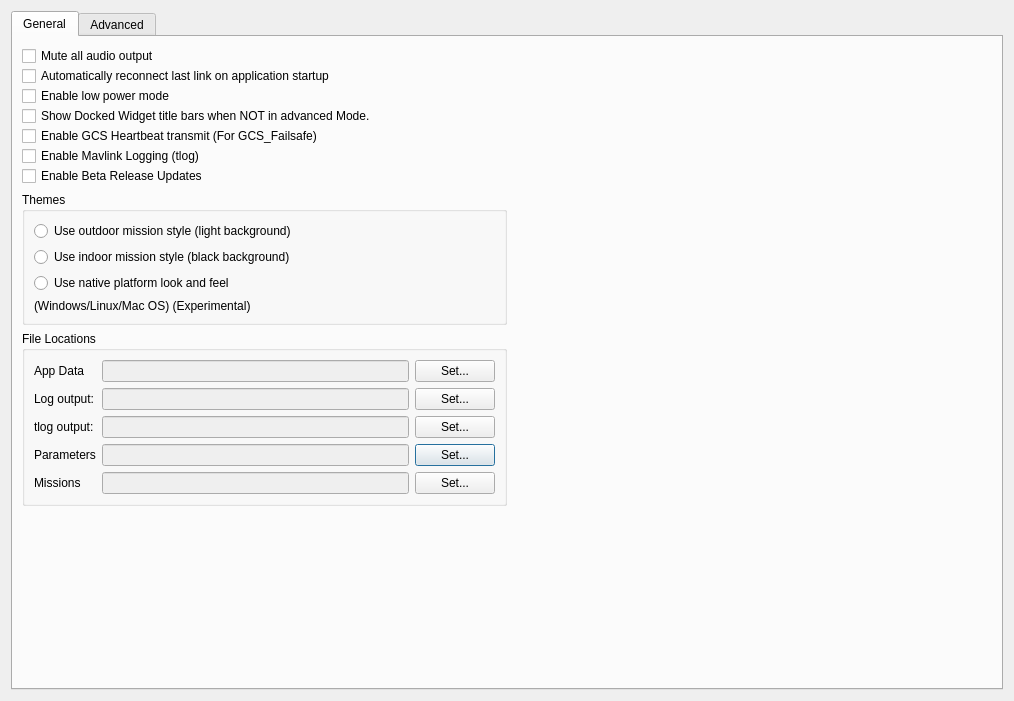
This is src/ui/QGCSettingsWidget.ui in ArduPilot/apm_planner as Qt 5 draws it before an edit. The edited form follows.
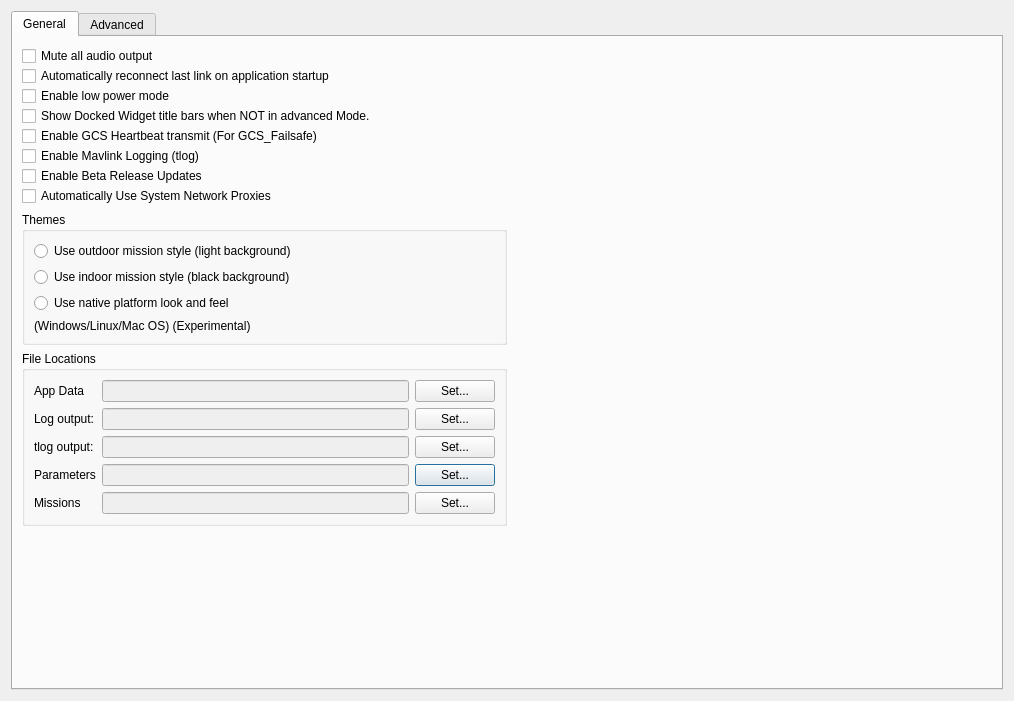
This is the edited form. Icons and pictures are not drawn.

Commit message:
UI Framework: Enable use of Network Proxies
Fixes Issue #551 Add support for downloading behind a proxy server

Enable the use of QNetworkProxyFactory to automatically detect and
use Network Proxies by all code using QNetwork.
This allows the downloading of data when behind a firewall such as
maps, firmware, etc.

Functionality can be Enabled by selecting the Configuration option:
"Automatically Use System Network Proxies"
Disabled by default.

```diff
--- a/src/ui/QGCSettingsWidget.ui
+++ b/src/ui/QGCSettingsWidget.ui
@@ -288,6 +288,20 @@
            </property>
           </widget>
          </item>
+         <item>
+          <widget class="QCheckBox" name="autoProxyCheckBox">
+           <property name="toolTip">
+            <string>Use the system defined network proxies to download data from the Internet through a firewall.</string>
+           </property>
+           <property name="text">
+            <string>Automatically Use System Network Proxies</string>
+           </property>
+           <property name="icon">
+            <iconset resource="../../qgroundcontrol.qrc">
+             <normaloff>:/files/images/devices/network-wireless.svg</normaloff>:/files/images/devices/network-wireless.svg</iconset>
+           </property>
+          </widget>
+         </item>
         </layout>
        </item>
        <item row="4" column="0">
```
The commit also changes 6 other files.
